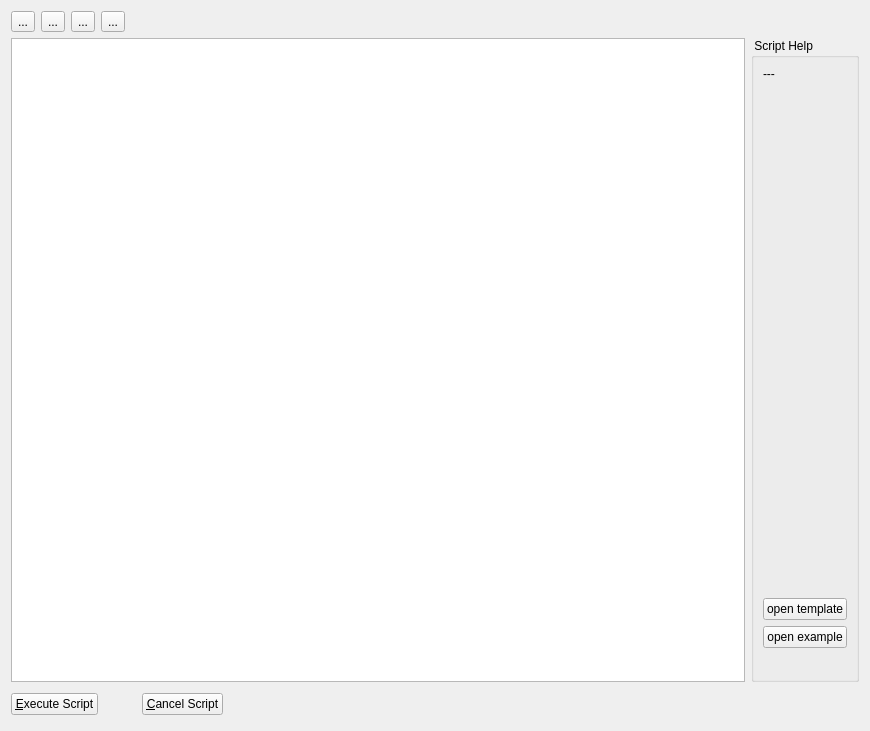
The window that plugins/spimb040/qfespimb040scriptedacquisition.ui (jkriege2/QuickFit3) describes before a commit, drawn with Qt 5.
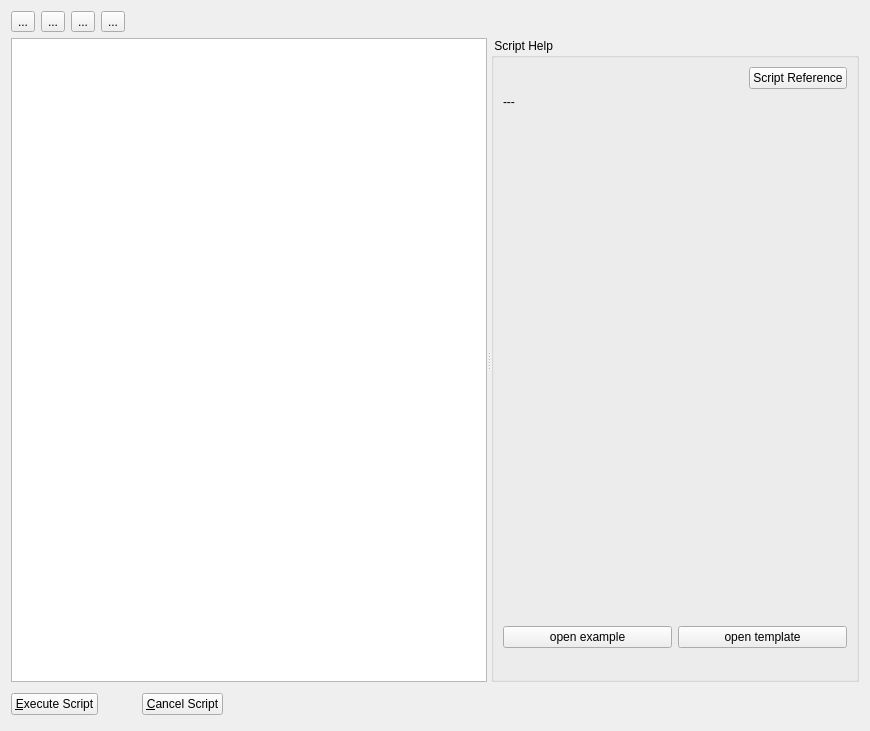
The same window after the commit. Icons and pictures are not drawn. Custom widgets are drawn as their Qt base class.

Patch:
```diff
--- a/plugins/spimb040/qfespimb040scriptedacquisition.ui
+++ b/plugins/spimb040/qfespimb040scriptedacquisition.ui
@@ -13,7 +13,7 @@
   <property name="windowTitle">
    <string>Scripted Acquisition</string>
   </property>
-  <layout class="QVBoxLayout" name="verticalLayout">
+  <layout class="QVBoxLayout" name="verticalLayout" stretch="0,1,0">
    <item>
     <layout class="QHBoxLayout" name="horizontalLayout_2">
      <item>
@@ -95,22 +95,56 @@
     </layout>
    </item>
    <item>
-    <layout class="QHBoxLayout" name="horizontalLayout_3">
-     <item>
+    <widget class="QSplitter" name="splitter">
+     <property name="orientation">
+      <enum>Qt::Horizontal</enum>
+     </property>
       <widget class="QPlainTextEdit" name="edtScript"/>
-     </item>
-     <item>
       <widget class="QGroupBox" name="groupBox">
        <property name="maximumSize">
         <size>
-         <width>350</width>
+        <width>500</width>
          <height>16777215</height>
         </size>
        </property>
        <property name="title">
         <string> Script Help </string>
        </property>
-       <layout class="QVBoxLayout" name="verticalLayout_2" stretch="1,0,0,0">
+      <layout class="QVBoxLayout" name="verticalLayout_2" stretch="0,1,0,0">
+       <item>
+        <layout class="QHBoxLayout" name="horizontalLayout_5">
+         <item>
+          <spacer name="horizontalSpacer_3">
+           <property name="orientation">
+            <enum>Qt::Horizontal</enum>
+           </property>
+           <property name="sizeHint" stdset="0">
+            <size>
+             <width>40</width>
+             <height>20</height>
+            </size>
+           </property>
+          </spacer>
+         </item>
+         <item>
+          <widget class="QPushButton" name="btnHelp">
+           <property name="text">
+            <string>Script Reference</string>
+           </property>
+           <property name="icon">
+            <iconset resource="../../lib/lib.qrc">
+             <normaloff>:/lib/help.png</normaloff>:/lib/help.png</iconset>
+           </property>
+           <property name="iconSize">
+            <size>
+             <width>16</width>
+             <height>16</height>
+            </size>
+           </property>
+          </widget>
+         </item>
+        </layout>
+       </item>
         <item>
          <widget class="QLabel" name="labHelp">
           <property name="text">
@@ -125,16 +159,7 @@
          </widget>
         </item>
         <item>
-         <widget class="QPushButton" name="btnOpenTemplate">
-          <property name="text">
-           <string>open template</string>
-          </property>
-          <property name="icon">
-           <iconset resource="spimb040.qrc">
-            <normaloff>:/spimb040/script_open.png</normaloff>:/spimb040/script_open.png</iconset>
-          </property>
-         </widget>
-        </item>
+        <layout class="QHBoxLayout" name="horizontalLayout_3">
         <item>
          <widget class="QPushButton" name="btnOpenExample">
           <property name="text">
@@ -144,7 +169,32 @@
            <iconset resource="spimb040.qrc">
             <normaloff>:/spimb040/script_open.png</normaloff>:/spimb040/script_open.png</iconset>
           </property>
-         </widget>
+           <property name="iconSize">
+            <size>
+             <width>16</width>
+             <height>16</height>
+            </size>
+           </property>
+          </widget>
+         </item>
+         <item>
+          <widget class="QPushButton" name="btnOpenTemplate">
+           <property name="text">
+            <string>open template</string>
+           </property>
+           <property name="icon">
+            <iconset resource="spimb040.qrc">
+             <normaloff>:/spimb040/script_open.png</normaloff>:/spimb040/script_open.png</iconset>
+           </property>
+           <property name="iconSize">
+            <size>
+             <width>16</width>
+             <height>16</height>
+            </size>
+           </property>
+          </widget>
+         </item>
+        </layout>
         </item>
         <item>
          <layout class="QHBoxLayout" name="horizontalLayout_4">
@@ -189,8 +239,7 @@
         </item>
        </layout>
       </widget>
-     </item>
-    </layout>
+    </widget>
    </item>
    <item>
     <layout class="QHBoxLayout" name="horizontalLayout">
```
Left out of the diff: 2 changed lines with no effect on the pictures. Lines whose indentation alone changed are shown as unchanged.
